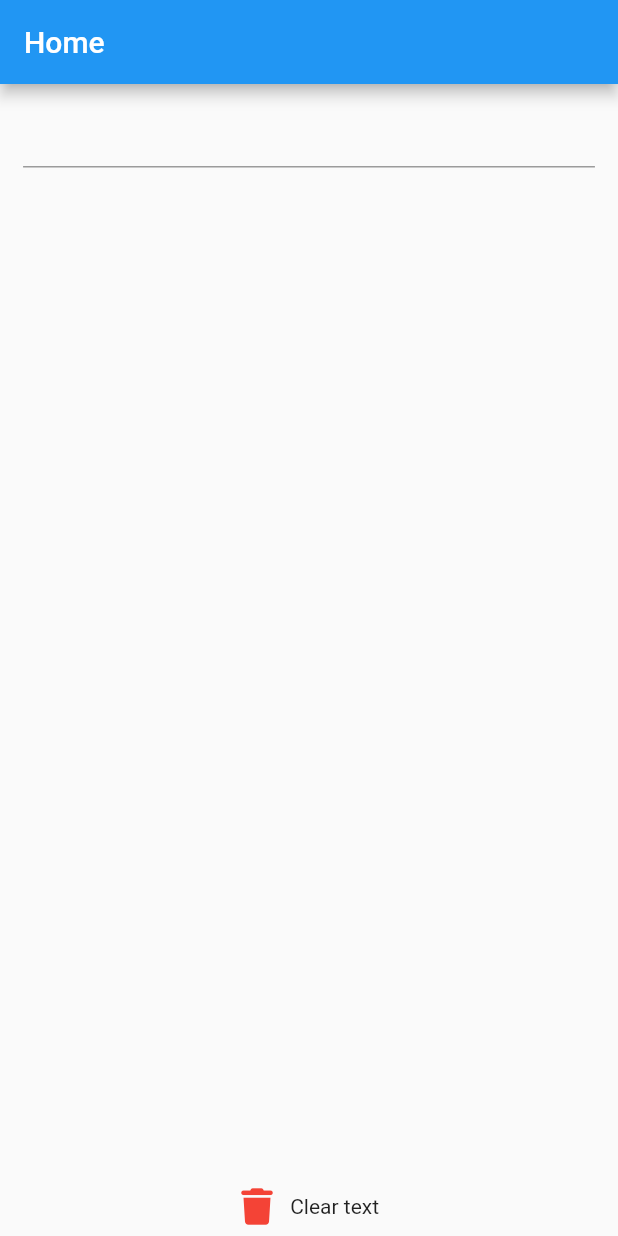
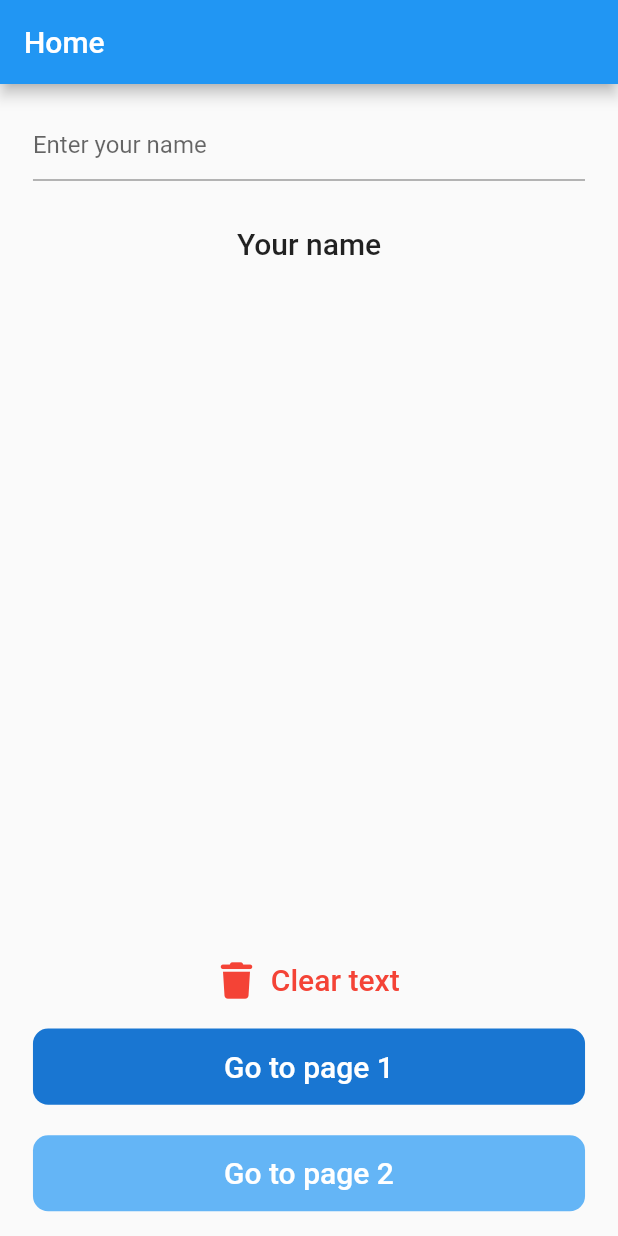
Before and after one commit to MurhafMoussa/ososs_flutter_test, a Flutter app: the screen it shows after launch, after a tap on "Clear text", on a phone screen of 412 x 824 dp. Run offline on Flutter 3.47's test engine with Material 2 defaults, Android fonts, the phone set to English and light mode, and no system bars; our stand-ins replace bloc, flutter_bloc, flutter_screenutil, font_awesome_flutter, freezed_annotation, get_it and 2 more; missing offline and left inert: colorful_print; generated files the repository leaves out were written again.

Commit message:
completed the home UI with the functionality and documented the home bloc

```diff
--- a/assets/l10n/intl_en.arb
+++ b/assets/l10n/intl_en.arb
@@ -1,5 +1,9 @@
 {
   "@@locale": "en",
   "appTitle": "Ososs",
-  "home": "Home"
+  "home": "Home",
+  "goToPage1": "Go to page 1",
+  "goToPage2": "Go to page 2",
+  "yourName": "Your name",
+  "enterYourName": "Enter your name"
 }
--- /dev/null
+++ b/lib/core/resources/border_raduis_manager.dart
@@ -0,0 +1,7 @@
+import 'package:flutter/cupertino.dart';
+import 'package:flutter_screenutil/flutter_screenutil.dart';
+
+class BorderRadiusManager {
+  BorderRadiusManager._();
+  static final BorderRadius radiusAll10 = BorderRadius.circular(10).r;
+}
--- /dev/null
+++ b/lib/core/resources/spaces_manager.dart
@@ -0,0 +1,15 @@
+import 'package:flutter/cupertino.dart';
+import 'package:flutter_screenutil/flutter_screenutil.dart';
+
+class SpacesManager {
+  SpacesManager._();
+  static final SizedBox h30 = SizedBox(
+    height: 30.h,
+  );
+  static final SizedBox h20 = SizedBox(
+    height: 20.h,
+  );
+  static final SizedBox w10 = SizedBox(
+    width: 10.w,
+  );
+}
--- a/lib/features/home/presentation/manager/home_bloc.dart
+++ b/lib/features/home/presentation/manager/home_bloc.dart
@@ -1,4 +1,5 @@
 import 'package:bloc/bloc.dart';
+import 'package:flutter/cupertino.dart';
 import 'package:freezed_annotation/freezed_annotation.dart';
 
 part 'home_event.dart';
@@ -7,6 +8,43 @@ part 'home_bloc.freezed.dart';
 
 class HomeBloc extends Bloc<HomeEvent, HomeState> {
   HomeBloc() : super(const HomeState.initial()) {
-    on<HomeEvent>((event, emit) {});
+    on<HomeEvent>((event, emit) {
+      event.map(
+        started: (value) {},
+
+        /// this event is only triggered when the empty row is clicked
+        /// it clears the text field and resets the text widget to the initial value
+        textFieldEmptied: (value) {
+          controller.clear();
+          emit(
+            const HomeState.textFieldIsEmpty(),
+          );
+        },
+
+        /// in this event we update the text widget according to the user input
+        /// and when the field is empty we clear the field and reset the text widget
+        /// to the initial value
+        textFieldFilled: (value) {
+          if (value.text.isEmpty) {
+            controller.clear();
+            emit(
+              const HomeState.textFieldIsEmpty(),
+            );
+          } else {
+            emit(
+              HomeState.textFieldIsFull(value.text),
+            );
+          }
+        },
+      );
+    });
+  }
+
+  /// this controller is only needed to clear the text field
+  final TextEditingController controller = TextEditingController();
+  @override
+  Future<void> close() {
+    controller.dispose();
+    return super.close();
   }
 }
--- a/lib/features/home/presentation/manager/home_event.dart
+++ b/lib/features/home/presentation/manager/home_event.dart
@@ -3,5 +3,6 @@ part of 'home_bloc.dart';
 @freezed
 class HomeEvent with _$HomeEvent {
   const factory HomeEvent.started() = _Started;
-  const factory HomeEvent.textFieldChanged(String text) = _TextFieldChanged;
+  const factory HomeEvent.textFieldEmptied() = _TextFieldEmptied;
+  const factory HomeEvent.textFieldFilled(String text) = _TextFieldFilled;
 }
--- a/lib/features/home/presentation/manager/home_state.dart
+++ b/lib/features/home/presentation/manager/home_state.dart
@@ -3,8 +3,6 @@ part of 'home_bloc.dart';
 @freezed
 class HomeState with _$HomeState {
   const factory HomeState.initial() = _Initial;
-  const factory HomeState.textFieldControllerIsFull(String text) =
-      _TextFieldControllerIsFull;
-  const factory HomeState.textFieldControllerIsEmpty() =
-      _TextFieldControllerIsEmpty;
+  const factory HomeState.textFieldIsFull(String text) = _TextFieldIsFull;
+  const factory HomeState.textFieldIsEmpty() = _TextFieldIsEmpty;
 }
--- a/lib/features/home/presentation/pages/home_page.dart
+++ b/lib/features/home/presentation/pages/home_page.dart
@@ -1,58 +1,55 @@
 import 'package:flutter/material.dart';
+import 'package:flutter_bloc/flutter_bloc.dart';
 import 'package:flutter_screenutil/flutter_screenutil.dart';
 import 'package:font_awesome_flutter/font_awesome_flutter.dart';
 import 'package:ososs_flutter_test/I10n/generated/l10n.dart';
+import 'package:ososs_flutter_test/core/resources/border_raduis_manager.dart';
 import 'package:ososs_flutter_test/core/resources/padding_manager.dart';
+import 'package:ososs_flutter_test/core/resources/spaces_manager.dart';
+import 'package:ososs_flutter_test/features/home/presentation/manager/home_bloc.dart';
+import 'package:ososs_flutter_test/features/home/presentation/widgets/changeable_text.dart';
+import 'package:ososs_flutter_test/features/home/presentation/widgets/clear_fields_row.dart';
+import 'package:ososs_flutter_test/features/home/presentation/widgets/custom_filled_button.dart';
+import 'package:ososs_flutter_test/features/home/presentation/widgets/custom_text_form_field.dart';
 
-class HomePage extends StatefulWidget {
+class HomePage extends StatelessWidget {
   const HomePage({super.key});
 
   @override
-  State<HomePage> createState() => _HomePageState();
-}
-
-class _HomePageState extends State<HomePage> {
-  final TextEditingController _nameController = TextEditingController();
-  @override
-  void dispose() {
-    _nameController.dispose();
-    super.dispose();
-  }
-
-  @override
-  Widget build(BuildContext context) => Scaffold(
+  Widget build(BuildContext context) => BlocProvider<HomeBloc>(
+        create: (context) => HomeBloc(),
+        child: Builder(
+          builder: (context) => Scaffold(
             appBar: AppBar(
-          title: Text(AppLocalizations.of(context).home),
+              title: Text(
+                AppLocalizations.of(context).home,
+              ),
             ),
             body: Padding(
-          padding: PaddingManager.contentPaddingV7H14,
+              padding: PaddingManager.contentPaddingV15H20,
               child: Column(
                 children: [
-              TextField(
-                controller: _nameController,
+                  const CustomTextFormField(),
+                  SpacesManager.h30,
+                  const ChangeableText(),
+                  const Spacer(),
+                  const ClearFieldsRow(),
+                  SpacesManager.h20,
+                  CustomFilledButton(
+                    content: AppLocalizations.of(context).goToPage1,
+                    onPressed: () {},
+                    backgroundColor: Colors.blue.shade700,
                   ),
-              Text(_nameController.text),
-              Spacer(),
-              GestureDetector(
-                onTap: () {
-                  _nameController.clear();
-                },
-                child: Row(
-                  mainAxisSize: MainAxisSize.min,
-                  children: [
-                    Icon(
-                      FontAwesomeIcons.trash,
-                      color: Colors.red,
-                    ),
-                    SizedBox(
-                      width: 10.h,
-                    ),
-                    Text('Clear text')
-                  ],
-                ),
+                  SpacesManager.h20,
+                  CustomFilledButton(
+                    content: AppLocalizations.of(context).goToPage2,
+                    onPressed: () {},
+                    backgroundColor: Colors.blue.shade300,
                   ),
                 ],
               ),
             ),
+          ),
+        ),
       );
 }
--- /dev/null
+++ b/lib/features/home/presentation/widgets/changeable_text.dart
@@ -0,0 +1,22 @@
+import 'package:flutter/material.dart';
+import 'package:flutter_bloc/flutter_bloc.dart';
+import 'package:ososs_flutter_test/I10n/generated/l10n.dart';
+import 'package:ososs_flutter_test/features/home/presentation/manager/home_bloc.dart';
+
+class ChangeableText extends StatelessWidget {
+  const ChangeableText({
+    super.key,
+  });
+
+  @override
+  Widget build(BuildContext context) => DefaultTextStyle(
+        style: Theme.of(context).textTheme.titleLarge!,
+        child: BlocBuilder<HomeBloc, HomeState>(
+          builder: (context, state) => state.when(
+            initial: () => Text(AppLocalizations.of(context).yourName),
+            textFieldIsFull: (text) => Text(text),
+            textFieldIsEmpty: () => Text(AppLocalizations.of(context).yourName),
+          ),
+        ),
+      );
+}
--- /dev/null
+++ b/lib/features/home/presentation/widgets/clear_fields_row.dart
@@ -0,0 +1,36 @@
+import 'package:flutter/material.dart';
+import 'package:flutter_bloc/flutter_bloc.dart';
+import 'package:flutter_screenutil/flutter_screenutil.dart';
+import 'package:font_awesome_flutter/font_awesome_flutter.dart';
+import 'package:ososs_flutter_test/core/resources/spaces_manager.dart';
+import 'package:ososs_flutter_test/features/home/presentation/manager/home_bloc.dart';
+
+class ClearFieldsRow extends StatelessWidget {
+  const ClearFieldsRow({
+    super.key,
+  });
+
+  @override
+  Widget build(BuildContext context) => GestureDetector(
+        onTap: () {
+          context.read<HomeBloc>().add(const HomeEvent.textFieldEmptied());
+        },
+        child: Row(
+          mainAxisSize: MainAxisSize.min,
+          children: [
+            const Icon(
+              FontAwesomeIcons.trash,
+              color: Colors.red,
+            ),
+            SpacesManager.w10,
+            Text(
+              'Clear text',
+              style: Theme.of(context)
+                  .textTheme
+                  .titleLarge
+                  ?.copyWith(color: Colors.red),
+            )
+          ],
+        ),
+      );
+}
--- /dev/null
+++ b/lib/features/home/presentation/widgets/custom_filled_button.dart
@@ -0,0 +1,35 @@
+import 'package:flutter/material.dart';
+import 'package:flutter_screenutil/flutter_screenutil.dart';
+import 'package:ososs_flutter_test/core/resources/border_raduis_manager.dart';
+
+class CustomFilledButton extends StatelessWidget {
+  const CustomFilledButton({
+    super.key,
+    required this.content,
+    required this.onPressed,
+    required this.backgroundColor,
+  });
+  final String content;
+  final VoidCallback onPressed;
+  final Color backgroundColor;
+  @override
+  Widget build(BuildContext context) => SizedBox(
+        width: double.infinity,
+        height: 50.h,
+        child: FilledButton(
+          onPressed: onPressed,
+          style: FilledButton.styleFrom(
+            shape: RoundedRectangleBorder(
+              borderRadius: BorderRadiusManager.radiusAll10,
+            ),
+            backgroundColor: backgroundColor,
+          ),
+          child: Text(
+            content,
+            style: Theme.of(context).textTheme.titleLarge?.copyWith(
+                  color: Colors.white,
+                ),
+          ),
+        ),
+      );
+}
--- /dev/null
+++ b/lib/features/home/presentation/widgets/custom_text_form_field.dart
@@ -0,0 +1,20 @@
+import 'package:flutter/material.dart';
+import 'package:flutter_bloc/flutter_bloc.dart';
+import 'package:ososs_flutter_test/I10n/generated/l10n.dart';
+import 'package:ososs_flutter_test/features/home/presentation/manager/home_bloc.dart';
+
+class CustomTextFormField extends StatelessWidget {
+  const CustomTextFormField({
+    super.key,
+  });
+
+  @override
+  Widget build(BuildContext context) => TextFormField(
+        decoration: InputDecoration(
+            hintText: AppLocalizations.of(context).enterYourName),
+        controller: context.read<HomeBloc>().controller,
+        onChanged: (value) => context.read<HomeBloc>().add(
+              HomeEvent.textFieldFilled(value),
+            ),
+      );
+}
```
Also changed, not shown: lib/I10n/generated/intl/messages_en.dart, lib/I10n/generated/l10n.dart, lib/features/home/presentation/manager/home_bloc.freezed.dart (deleted). Lines whose indentation alone changed are shown as unchanged.
